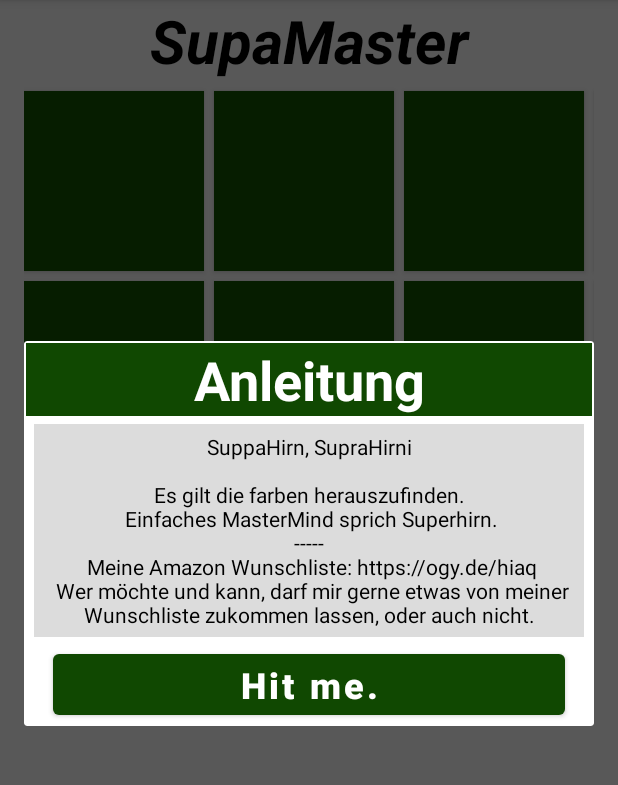
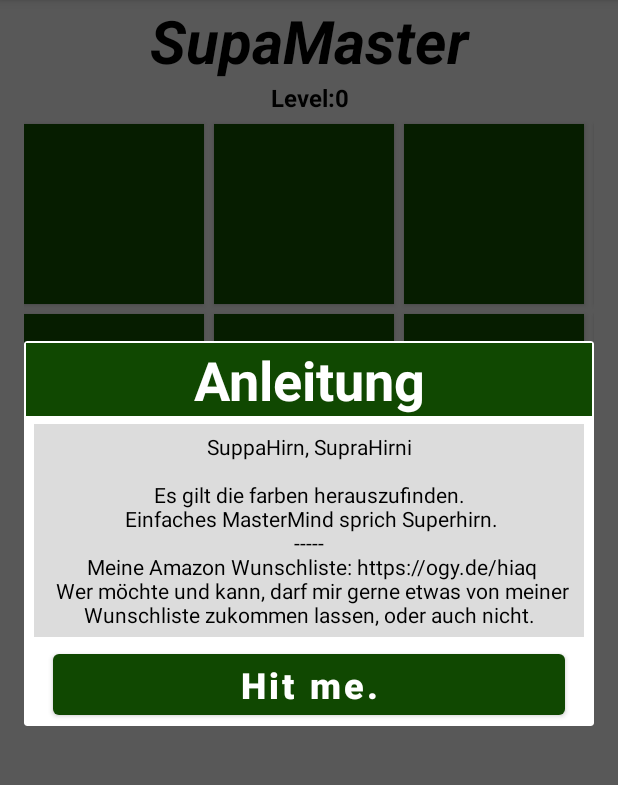
Before and after one commit to EyesOnly5x5/BrainSupa, an Android app: the SupaMasterActivity screen opened directly, with no data from a screen before it, in the options menu, after a tap on "Anleitung", on a phone screen of 412 x 824 dp, the part 84-869 px from its top. Run offline under Robolectric (Android 15) with nearby library versions, the light colour scheme and no system bars.

Commit message:
SupaMasterActivity Richtig/Vorhanden überprüfung Take4 Fertig.

```diff
--- a/app/src/main/java/io/github/eyesonly5x5/Globals.java
+++ b/app/src/main/java/io/github/eyesonly5x5/Globals.java
@@ -102,6 +102,7 @@
         myContext = c;
         myRes = myContext.getResources();
     }
+    public Context getMyContext( ) { return( myContext ); }
 
     public void addButton(Button button) {
         buttons.add(button);
--- a/app/src/main/java/io/github/eyesonly5x5/SupaMasterActivity.java
+++ b/app/src/main/java/io/github/eyesonly5x5/SupaMasterActivity.java
@@ -3,7 +3,6 @@
 import android.annotation.SuppressLint;
 import android.content.Context;
 import android.os.Bundle;
-import android.util.Log;
 import android.view.Gravity;
 import android.view.LayoutInflater;
 import android.view.Menu;
@@ -17,6 +16,11 @@
 
 import androidx.appcompat.app.AppCompatActivity;
 
+import java.io.File;
+import java.io.FileNotFoundException;
+import java.io.FileOutputStream;
+import java.util.Scanner;
+
 import de.eyesonly5x5.brainsupa.R;
 
 public class SupaMasterActivity extends AppCompatActivity {
@@ -25,6 +29,8 @@
     private int btnLaenge = 2;
     Globals daten = Globals.getInstance();
     int[] BUTTON_IDS;
+    private Context myContext = daten.getMyContext();
+    TextView vL;
 
     @SuppressLint({"SetTextI18n", "ResourceType"})
     @Override
@@ -32,28 +38,32 @@
         super.onCreate(savedInstanceState);
         setContentView(R.layout.activity_supahirn);
         BUTTON_IDS = daten.getButtonIDs();
+        loadSuperHirn();
         TextView vw = findViewById(R.id.Kopf);
         vw.setTextSize( daten.getMetrics().pxToDp((int)(vw.getTextSize()*2*daten.getMetrics().getFaktor())) );
         vw.setText( daten.getWoMischen() );
+        vL = findViewById(R.id.Level);
+        vL.setText( "Level:"+(btnLaenge-2) );
         Button Mischa = findViewById(R.id.Mischa);
         Mischa.setTextSize( daten.getMetrics().pxToDp((int)(Mischa.getTextSize()*daten.getMetrics().getFaktor())) );
         Mischa.setOnClickListener(view -> {
             if( Mischa.getText().equals( getApplicationContext().getString( R.string.Mischa ) ) ){
                 daten.ColorMischer2( btnLaenge );
                 Mischa.setText( R.string.title9a );
+                vL.setText( "Level:"+(btnLaenge-2) );
             } else {
-                for( int j = 0; j<5; j++ ){
-                    Log.d( "Debuggy:", "Ja:"+j+":"+daten.getColors()[daten.getColors().length-1][j]);
-                }
                 if( checkIt() ) {
+                    if( daten.getGewonnen() ){
+                        btnLaenge++;
+                        if( btnLaenge >= 11 ) btnLaenge = 10;
+                        vL.setText( "Level:"+(btnLaenge-2) );
+                        saveSuperHirn();
+                    }
                     daten.getSoundBib(daten.getGewonnen()).playSound();
                     daten.setGewonnen(true);
                     Mischa.setText(R.string.Mischa);
                 } else {
                     daten.incZuege();
-                    for( int j = 0; j<5; j++ ){
-                        Log.d( "Debuggy:", "Jb:"+j+":"+daten.getColors()[daten.getColors().length-1][j]);
-                    }
                 }
             }
         });
@@ -92,6 +102,12 @@
             case R.id.mischy:
                 daten.ColorMischer2( btnLaenge );
                 return( true );
+            case R.id.DeleLevel:
+                deleSuperHirn();
+                btnLaenge = 2;
+                daten.ColorMischer2( btnLaenge );
+                vL.setText( "Level:"+(btnLaenge-2) );
+                return( true );
             case R.id.AnLeit:
                 daten.Anleitung( this, R.string.AnleitSuppa );
                 return( true );
@@ -105,34 +121,26 @@
         int id1 = 0;
         int id2 = 0;
         int[] werte = daten.checkColor1( );
-        // Log.d("Debuggy:", "id:" + id + " btn:" + button.getText()+" Zg:"+daten.getZuege());
-        Log.d("Debuggy:", "werte:" + werte[0] +":"+ werte[1] +":"+ werte[2] +":"+ werte[3] +":"+ werte[4] );
         for(int i=(daten.getZuege() * 5), j = 0; (i < ((daten.getZuege() + 1) * 5)) && (i < BUTTON_IDS.length); i++, j++ ) {
             id1 = BUTTON_IDS[i];
-            // Log.d( "Debuggy:", "Id1:"+id1);
-            // Log.d( "Debuggy:", "IdX:"+id1+":"+(id1-1)%daten.getAnzahl());
             Button button = findViewById(id1);
             button.setVisibility(View.VISIBLE);
-            // Log.d("Debuggy:", "J:" + j );
             if( werte[j] == 1 ){
                 id2 = BUTTON_IDS[i-5];
                 Button tmpBut = findViewById(id2);
                 changeColor( button, tmpBut, id1 );
+                tmpBut.setText( "R:"+tmpBut.getText() );
             } else if( werte[j] == 0 ){
                 id2 = BUTTON_IDS[i-5];
-                // Log.d("Debuggy:", "i:" + i +" j:"+ j +" id:"+id2 );
                 Button tmpBut = findViewById(id2);
+                tmpBut.setText( "V:"+tmpBut.getText() );
                 changeColor( true, id1 );
-                // tmpBut.setVisibility(View.GONE);
             } else {
-                id2 = BUTTON_IDS[i-5];
                 changeColor( true, id1 );
-                // Log.d("Debuggy:", "i:" + i +" j:"+ j +" id:"+id2 );
             }
         }
         for( int j = 0; j < werte.length; j++ ) if( werte[j] == 1 ) richtig++;
         ret = (richtig == 5);
-        Log.d("Debuggy:", "richtig:" + richtig );
         if( ret ) daten.setGewonnen( true );
         if( daten.getZuege()>=4 ) ret = true;
         return( ret );
@@ -190,7 +198,6 @@
 
     private void changeColor( Button btn2, Button btn1, int id ) {
         daten.getColors()[daten.getColors().length-1][(id-1)%daten.getAnzahl()] = Integer.parseInt(btn1.getText().toString());
-        // Log.d("Debuggy:", "Color:" + Integer.parseInt(btn1.getText().toString() ));
         btn2.setBackgroundColor( daten.getColor().get( daten.getColors()[daten.getColors().length-1][(id-1)%daten.getAnzahl()] ) );
         btn2.setText( btn1.getText() );
         btn2.setTextColor( btn1.getTextColors() );
@@ -210,7 +217,6 @@
             // do sth here on dismiss
         });*/
         for( int i = 0; i < btnLaenge; i++ ) {
-            // Log.d("Debuggy:", ""+i);
             TextView tmp = popupView.findViewById(btn[i]);
             tmp.setHeight( (int)(daten.getButy()*daten.getMetrics().getFaktor()) );
             int finalI = i;
@@ -221,4 +227,52 @@
         }
         popupWindow.showAsDropDown( v );
     }
+
+    private void saveSuperHirn( ){
+        String data = "";
+        data += ""+btnLaenge+"";
+        speichern( "SuperHirn.txt", data );
+    }
+
+    private void loadSuperHirn(){
+        String data;
+        data = laden( "SuperHirn.txt", "2" );
+        btnLaenge = Integer.parseInt( data );
+    }
+
+    private void deleSuperHirn(){
+        loeschen( "SuperHirn.txt" );
+    }
+
+    private void speichern( String filename, String data ){
+        FileOutputStream fileOutputStream;
+        try {
+            fileOutputStream = myContext.openFileOutput(filename, myContext.MODE_PRIVATE);
+            fileOutputStream.write(data.getBytes());
+            fileOutputStream.close();
+        } catch (Exception e) {
+            e.printStackTrace();
+        }
+    }
+
+    private void loeschen( String filename ){
+        File file = new File( myContext.getFilesDir(), filename );
+        file.delete();
+    }
+
+    private String laden( String filename, String vorlage ){
+        String ret = "";
+        ret = vorlage;
+        try {
+            File in = new File( myContext.getFilesDir(), filename );
+            Scanner scanner = new Scanner(in);
+            while (scanner.hasNext()) {
+                String line = scanner.nextLine();
+                ret = line;
+            }
+        } catch (FileNotFoundException e) {
+            e.printStackTrace();
+        }
+        return( ret );
+    }
 }
--- a/app/src/main/res/layout/activity_supahirn.xml
+++ b/app/src/main/res/layout/activity_supahirn.xml
@@ -19,11 +19,23 @@
         android:textSize="20sp"
         android:textStyle="bold|italic" />
 
+    <TextView
+        android:id="@+id/Level"
+        android:layout_width="match_parent"
+        android:layout_height="wrap_content"
+        android:layout_below="@id/Kopf"
+        android:gravity="center"
+        android:text=""
+        android:textAllCaps="false"
+        android:textColor="#000000"
+        android:textSize="16sp"
+        android:textStyle="bold" />
+
     <RelativeLayout
         android:id="@+id/butty"
         android:layout_width="match_parent"
         android:layout_height="wrap_content"
-        android:layout_below="@id/Kopf"
+        android:layout_below="@id/Level"
         android:gravity="center_horizontal">
     </RelativeLayout>
 
--- a/app/src/main/res/menu/menu.xml
+++ b/app/src/main/res/menu/menu.xml
@@ -6,13 +6,17 @@
         android:title="@string/Mischa"
         android:icon="@mipmap/ic_mischer_round"
         android:tooltipText="@string/Mischa"
-        app:showAsAction="never"
-        />
+        app:showAsAction="never" />
+    <item
+        android:id="@+id/DeleLevel"
+        android:title="@string/DeleLevel"
+        android:icon="@mipmap/ic_mischer_round"
+        android:tooltipText="@string/AnLeit"
+        app:showAsAction="never" />
     <item
         android:id="@+id/AnLeit"
         android:title="@string/AnLeit"
         android:icon="@mipmap/ic_mischer_round"
         android:tooltipText="@string/AnLeit"
-        app:showAsAction="never"
-        />
+        app:showAsAction="never" />
 </menu>
--- a/app/src/main/res/values/strings.xml
+++ b/app/src/main/res/values/strings.xml
@@ -37,6 +37,7 @@
     <string name="Mischa">Mischen</string>
     <string name="Mischa2">Neu-Mischen</string>
     <string name="AnLeit">Anleitung</string>
+    <string name="DeleLevel">Level zurücksetzen</string>
     <string name="Warte">Hit me.</string>
     <string name="NeuStart">Neu Start</string>
     <string name="Zuge">Züge:</string>
```
